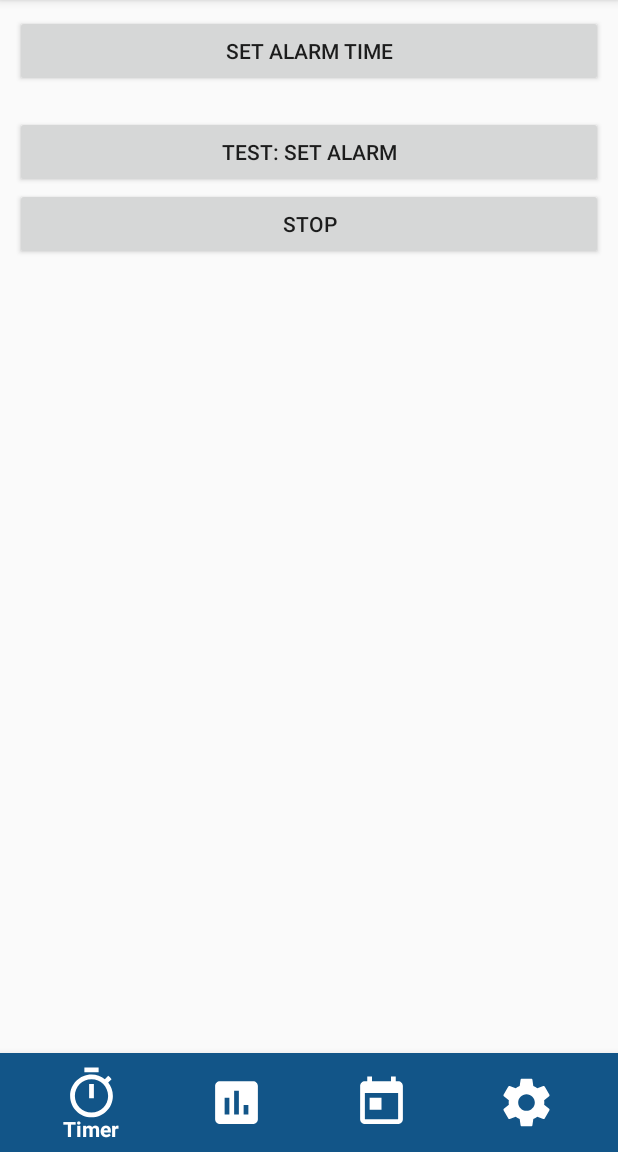
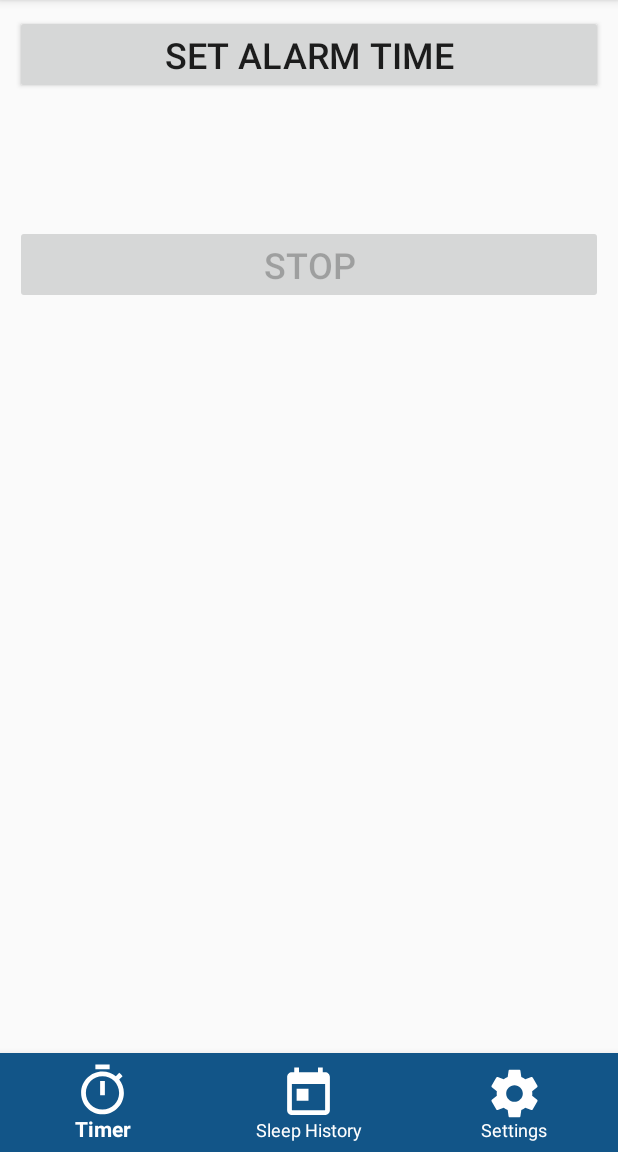
Before and after one commit to calebwagner115/GreenDashPH, an Android app: the Alarm screen opened directly, with no data from a screen before it, on a phone screen of 412 x 824 dp, the part 84-1236 px from its top. Run offline under Robolectric (Android 15) with nearby library versions, the phone set to English and light mode, and no system bars.

Commit message:
big update locks screen when alarm is set. Bottom nav has all items it should. settings updated

```diff
--- a/app/src/main/AndroidManifest.xml
+++ b/app/src/main/AndroidManifest.xml
@@ -16,10 +16,12 @@
 
         <receiver android:name=".AlarmReceiver" />
 
-        <activity android:name=".Alarm"></activity>
+        <activity android:name=".Alarm"
+            android:screenOrientation="portrait" ></activity>
         <activity
             android:name=".SettingsActivity"
-            android:label="@string/title_activity_settings" />
+            android:label="@string/title_activity_settings"
+            android:screenOrientation="portrait" />
         <activity android:name=".BreakdownUsage" />
         <activity android:name=".SleepTrack"/>
         <activity
--- a/app/src/main/java/com/greendashPH/SettingsActivity.java
+++ b/app/src/main/java/com/greendashPH/SettingsActivity.java
@@ -2,7 +2,6 @@ package com.greendashPH;
 
 import android.annotation.TargetApi;
 import android.content.Context;
-import android.content.Intent;
 import android.content.res.Configuration;
 import android.media.Ringtone;
 import android.media.RingtoneManager;
--- a/app/src/main/res/layout/activity_alarm.xml
+++ b/app/src/main/res/layout/activity_alarm.xml
@@ -15,24 +15,30 @@
             android:id="@+id/startAlaram"
             android:layout_width="fill_parent"
             android:layout_height="wrap_content"
-            android:text="Set Alarm Time" />
+            android:text="Set Alarm Time"
+            android:textSize="24dp"/>
 
         <TextView
             android:id="@+id/alarmprompt"
             android:layout_width="fill_parent"
             android:layout_height="wrap_content"
-            android:textColor="#000000" />
+            android:textColor="#000000"
+            android:textSize="29dp"
+            android:textAllCaps="true"/>
         <Button
             android:layout_width="match_parent"
             android:layout_height="wrap_content"
             android:text="TEST: Set Alarm"
-            android:onClick="setAlarm"/>
+            android:onClick="setAlarm"
+            android:visibility="invisible"/>
 
         <Button
             android:layout_width="match_parent"
             android:layout_height="wrap_content"
             android:text="STOP"
             android:onClick="stopAlarm"
+            android:id="@+id/stopalarm"
+            android:textSize="24dp"
             />
     </LinearLayout>
 
--- a/app/src/main/res/menu/bottom_menu.xml
+++ b/app/src/main/res/menu/bottom_menu.xml
@@ -7,21 +7,24 @@
         android:icon="@drawable/ic_timer_black_24dp"
         android:title="Timer"
         app:showAsAction="ifRoom" />
-    <item
-        android:id="@+id/action_daily"
-        android:enabled="true"
-        android:icon="@drawable/ic_poll_black_36dp"
-        android:title="Daily Stats"
-        app:showAsAction="ifRoom" />
+    <!--<item-->
+        <!--android:id="@+id/action_daily"-->
+        <!--android:enabled="false"-->
+        <!--android:icon="@drawable/ic_poll_black_36dp"-->
+        <!--android:title="Daily Stats"-->
+        <!--android:visible="false"-->
+        <!--/>-->
     <item
         android:id="@+id/action_history"
         android:enabled="true"
+        android:checked="false"
         android:icon="@drawable/ic_today_black_24dp"
         android:title="Sleep History"
         app:showAsAction="ifRoom" />
     <item
         android:id="@+id/action_setting"
         android:enabled="true"
+        android:checked="false"
         android:icon="@drawable/gear"
         android:title="Settings"
         app:showAsAction="ifRoom" />
--- a/app/src/main/res/values/colors.xml
+++ b/app/src/main/res/values/colors.xml
@@ -1,7 +1,7 @@
 <?xml version="1.0" encoding="utf-8"?>
 <resources>
     <color name="colorPrimary">#125588</color>
-    <color name="colorPrimaryDark">#00574B</color>
+    <color name="colorPrimaryDark">#000000</color>
     <color name="colorAccent">#D81B60</color>
     <color name="blue">#5292D2</color>
     <color name="orange">#E88C54</color>
```
Also changed, not shown: app/src/main/java/com/greendashPH/Alarm.java (+104 -10 lines), app/src/main/java/com/greendashPH/BreakdownUsage.java (+5 -5 lines), app/src/main/java/com/greendashPH/MainActivity.java (+5 -5 lines), app/src/main/java/com/greendashPH/SleepTrack.java (+8 -7 lines), app/src/main/res/values/strings.xml (+11 -11 lines).
